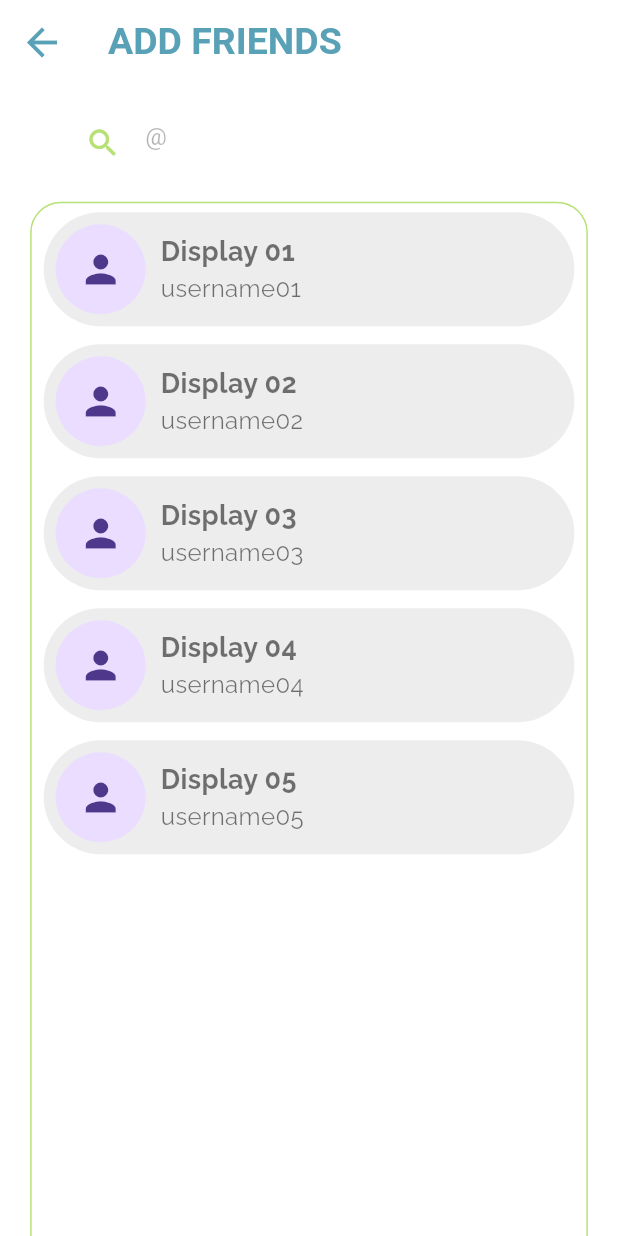
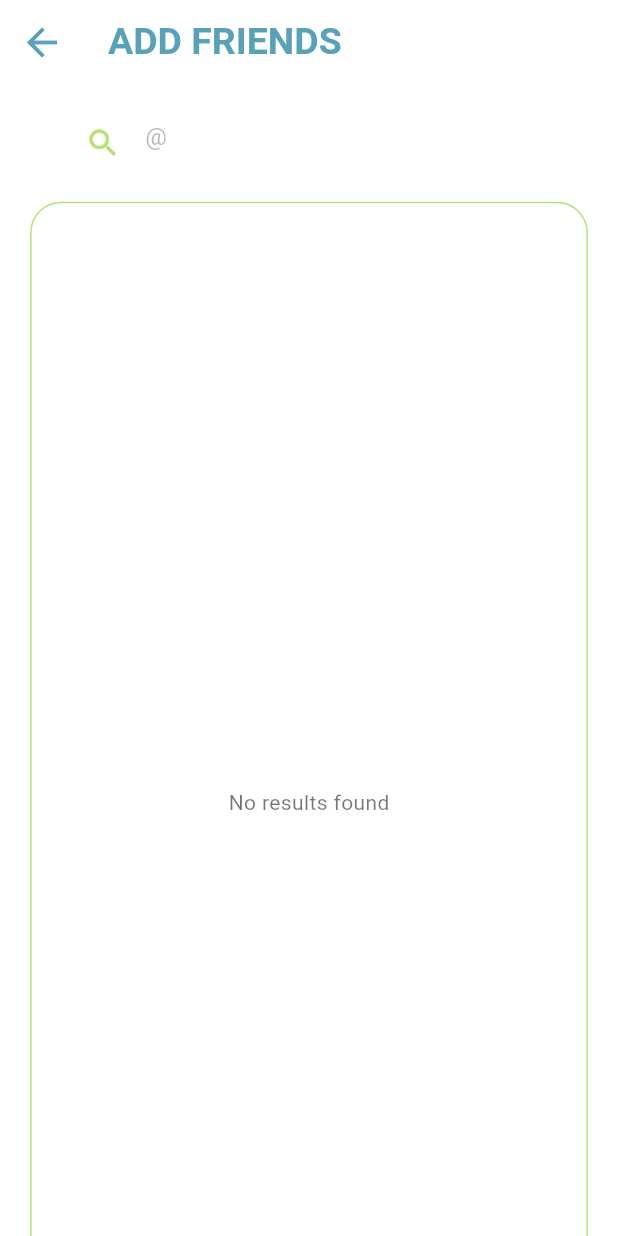
Before and after one commit to TaNuNian/workmai, a Flutter app: the AddFriendPage screen opened by its route, on a phone screen of 412 x 824 dp. Run offline on Flutter 3.47's test engine with Material 3 defaults, Android fonts, the phone set to English and light mode, and no system bars; our stand-ins replace cloud_firestore, firebase_auth, firebase_core, firebase_storage, form_field_validator, google_fonts and 2 more; missing offline and left inert: firebase_app_check; accounts and stored records are empty; Roboto replaces fonts that are missing (Sarabun).

Commit message:
resolve friend_list.dart and add_friend_page.dart "again"

```diff
--- a/lib/src/main_pages/friendlist_page/add_friend_page.dart
+++ b/lib/src/main_pages/friendlist_page/add_friend_page.dart
@@ -1,4 +1,5 @@
 import 'package:flutter/material.dart';
+import 'package:workmai/methods/cloud_firestore/friendservice.dart';
 import 'package:workmai/src/decor/friend_list.dart';
 import 'package:workmai/src/decor/search_tab.dart';
 import 'package:workmai/src/decor/textfield_decor.dart';
@@ -14,28 +15,29 @@ class AddFriendPage extends StatefulWidget {
 class _AddFriendPageState extends State<AddFriendPage> {
   late final TextEditingController _controller;
   final FocusNode _focusNode = FocusNode();
+  final FriendService _friendService = FriendService();
 
-  final List<String> _friendlistDisplayname = [
-    'Display 01',
-    'Display 02',
-    'Display 03',
-    'Display 04',
-    'Display 05',
-  ];
-
-  final List<String> _friendlistUsername = [
-    'username01',
-    'username02',
-    'username03',
-    'username04',
-    'username05',
-  ];
+  List<Map<String, dynamic>> _searchResults = [];
+  bool _isLoading = false;
 
   @override
   void initState() {
     _controller = TextEditingController();
     _focusNode.unfocus();
     super.initState();
+  }
+
+  Future<void> _searchFriends() async {
+    setState(() {
+      _isLoading = true;
+    });
+
+    final results = await _friendService.searchUsers(_controller.text);
+
+    setState(() {
+      _searchResults = results;
+      _isLoading = false;
+    });
   }
 
   @override
@@ -83,10 +85,11 @@ class _AddFriendPageState extends State<AddFriendPage> {
                     controller: _controller,
                     focusNode: _focusNode,
                     decoration: textfieldSearchDec('@'),
+                    onSubmitted: (value) => _searchFriends(),
+                    textInputAction: TextInputAction.search,
                   ),
                 ),
               ),
-
               // Search result Box
               Container(
                 height: 800,
@@ -98,7 +101,28 @@ class _AddFriendPageState extends State<AddFriendPage> {
                     width: 1,
                   ),
                 ),
-                child: _list(context),
+                child: _isLoading
+                    ? Center(child: CircularProgressIndicator())
+                    : _searchResults.isEmpty
+                        ? Center(child: Text('No results found'))
+                        : ListView.builder(
+                            itemCount: _searchResults.length,
+                            itemBuilder: (context, index) {
+                              final friend = _searchResults[index];
+                              return Padding(
+                                padding: const EdgeInsets.all(8.0),
+                                child: FriendList(
+                                  color: const Color(0xffededed),
+                                  displayname:
+                                      friend['displayName'] ?? 'No display name',
+                                  username: friend['name'] ?? 'No username',
+                                  profilePicture: friend['profilePicture'],
+                                  onTap: () =>
+                                      _friendService.addFriend(friend['uid']),
+                                ),
+                              );
+                            },
+                          ),
               ),
             ],
           ),
@@ -107,21 +131,21 @@ class _AddFriendPageState extends State<AddFriendPage> {
     );
   }
 
-  Widget _list(BuildContext context) {
-    return ListView.builder(
-      itemBuilder: (context, index) {
-        return Padding(
-          padding: const EdgeInsets.symmetric(vertical: 6.0, horizontal: 8.0),
-          child: FriendList(
-            color: const Color(0xffededed),
-            displayname: _friendlistDisplayname[index],
-            username: _friendlistUsername[index],
-            profilePicture: null,
-            onTap: () {},
-          ),
-        );
-      },
-      itemCount: _friendlistDisplayname.length,
-    );
-  }
+// Widget _list(BuildContext context) {
+//   return ListView.builder(
+//     itemBuilder: (context, index) {
+//       return Padding(
+//         padding: const EdgeInsets.symmetric(vertical: 6.0, horizontal: 8.0),
+//         child: FriendList(
+//           color: const Color(0xffededed),
+//           displayname: _friendlistDisplayname[index],
+//           username: _friendlistUsername[index],
+//           profilePicture: null,
+//           onTap: () {},
+//         ),
+//       );
+//     },
+//     itemCount: _friendlistDisplayname.length,
+//   );
+// }
 }
```
Also changed, not shown: lib/src/bottom_nav/bottom_nav.dart (+15 -10 lines), lib/src/main_pages/friendlist_page/friendlist_page.dart (+62 -33 lines).
